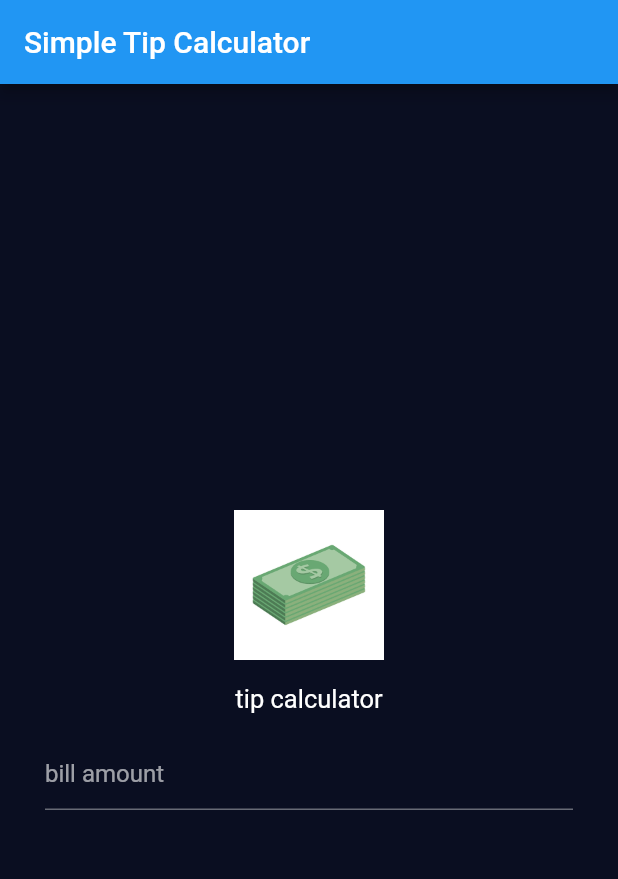
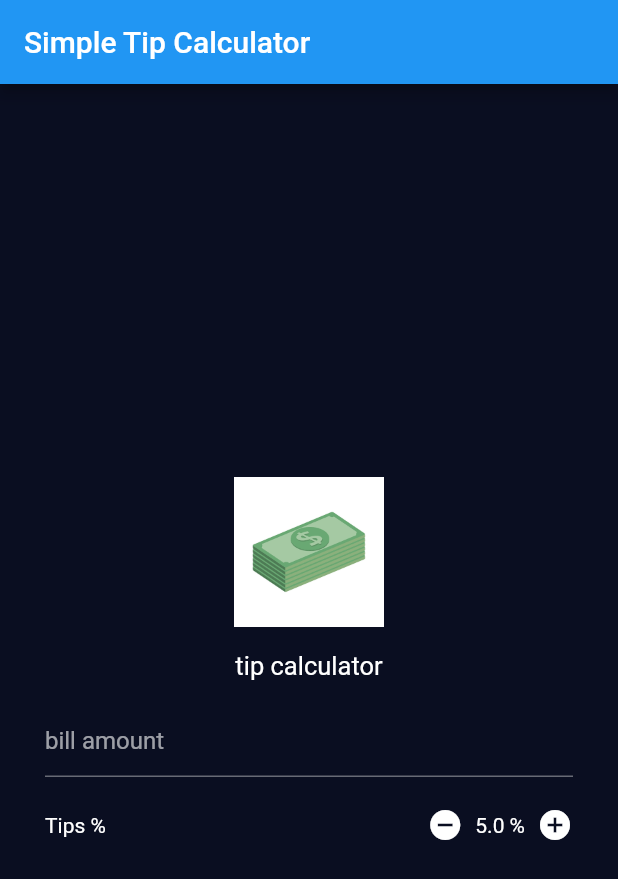
Before and after one commit to MahdiMohammadi98125/tip_calculator, a Flutter app: the screen it shows after launch, on a phone screen of 412 x 824 dp. Shown: the top 879 px of the screen. Run offline on Flutter 3.47's test engine with Material 2 defaults, Android fonts, the phone set to English and light mode, and no system bars.

```diff
--- a/lib/main.dart
+++ b/lib/main.dart
@@ -119,6 +119,34 @@ class _HomePageState extends State<HomePage> {
                 },
                 decoration: const InputDecoration(hintText: "bill amount"),
               ),
+              const SizedBox(
+                height: 20,
+              ),
+              Row(
+                children: [
+                  const Text("Tips %"),
+                  const Spacer(),
+                  GestureDetector(
+                    onTap: () {
+                      tipDecrement();
+                    },
+                    child: const Icon(Icons.remove_circle),
+                  ),
+                  const SizedBox(
+                    width: 8,
+                  ),
+                  Text("${tipPercentage} %"),
+                  const SizedBox(
+                    width: 8,
+                  ),
+                  GestureDetector(
+                    onTap: () {
+                      tipIncrement();
+                    },
+                    child: const Icon(Icons.add_circle),
+                  ),
+                ],
+              )
             ],
           ),
         ));
```
